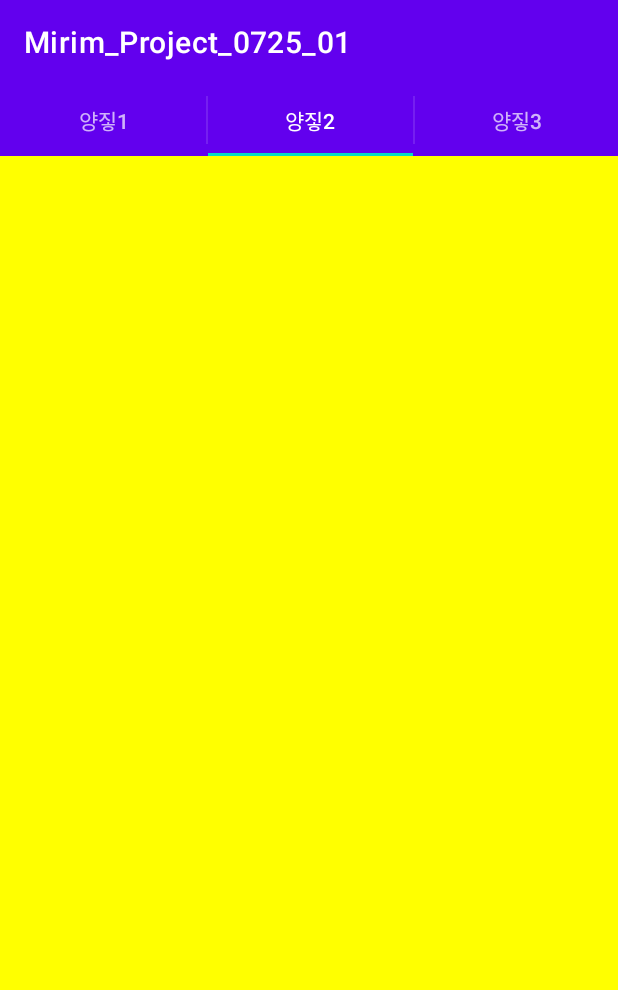
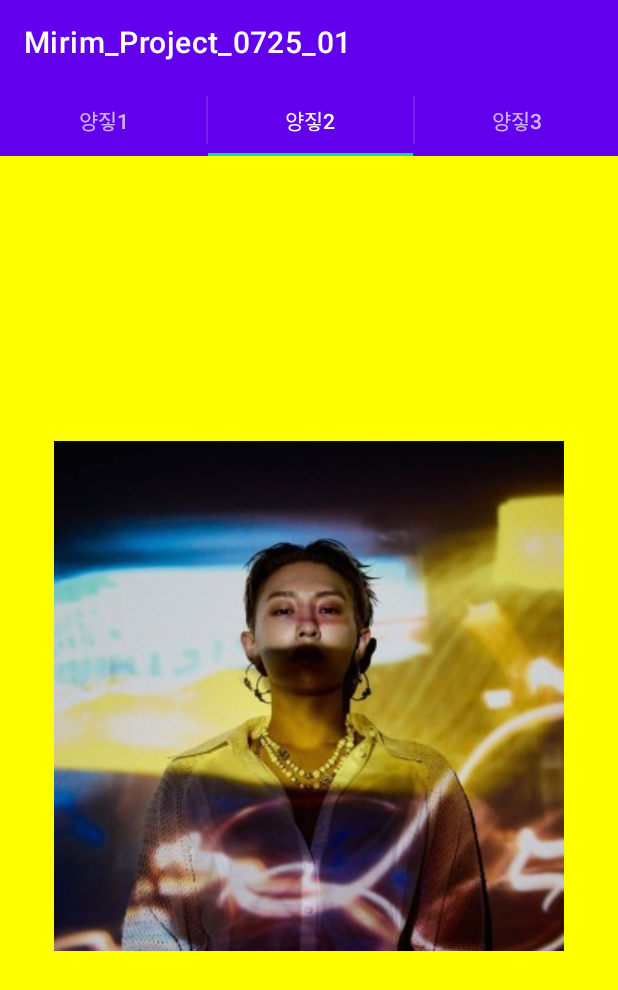
Before and after one commit to jihye1012/Mirim_Project_0725_01, an Android app: the screen it shows after launch (MainActivity), tab 2 chosen, on a phone screen of 412 x 824 dp. Shown: the top 990 px of the screen. Run offline under Robolectric (Android 15) with nearby library versions, the phone set to English and light mode, and no system bars.

Commit message:
사진 추가

```diff
--- a/app/src/main/java/kr/hs/emirim/s2127/mirim_project_0725_01/MainActivity.java
+++ b/app/src/main/java/kr/hs/emirim/s2127/mirim_project_0725_01/MainActivity.java
@@ -11,14 +11,17 @@ import android.content.Context;
 import android.graphics.Color;
 import android.os.Bundle;
 import android.util.AttributeSet;
+import android.view.Gravity;
 import android.view.LayoutInflater;
 import android.view.View;
 import android.view.ViewGroup;
+import android.widget.ImageView;
 import android.widget.LinearLayout;
 
 public class MainActivity extends AppCompatActivity implements ActionBar.TabListener {
     ActionBar.Tab tab1, tab2, tab3;
     MyFragment[] myFrags = new MyFragment[3];
+
 
     @Override
     protected void onCreate(Bundle savedInstanceState) {
@@ -83,14 +86,20 @@ public class MainActivity extends AppCompatActivity implements ActionBar.TabList
             layout.setOrientation(LinearLayout.VERTICAL);
             LinearLayout.LayoutParams params = new LinearLayout.LayoutParams(ViewGroup.LayoutParams.MATCH_PARENT, ViewGroup.LayoutParams.MATCH_PARENT);
             layout.setLayoutParams(params);
+            layout.setGravity(Gravity.CENTER);
+            ImageView imgV = new ImageView(super.getActivity());
+            layout.addView(imgV);
             if (tabName.equals("양짛1")) {
                 layout.setBackgroundColor(Color.MAGENTA);
+                imgV.setImageResource(R.drawable.app_icon);
             }
             if (tabName.equals("양짛2")) {
                 layout.setBackgroundColor(Color.YELLOW);
+                imgV.setImageResource(R.drawable.dprlive);
             }
             if (tabName.equals("양짛3")) {
                 layout.setBackgroundColor(Color.BLUE);
+                imgV.setImageResource(R.drawable.musictoktok);
             }
             return layout;
         }
```
Also changed, not shown: app/src/main/res/drawable/dprlive.jpg (added), app/src/main/res/drawable/musictoktok.jpg (added).
